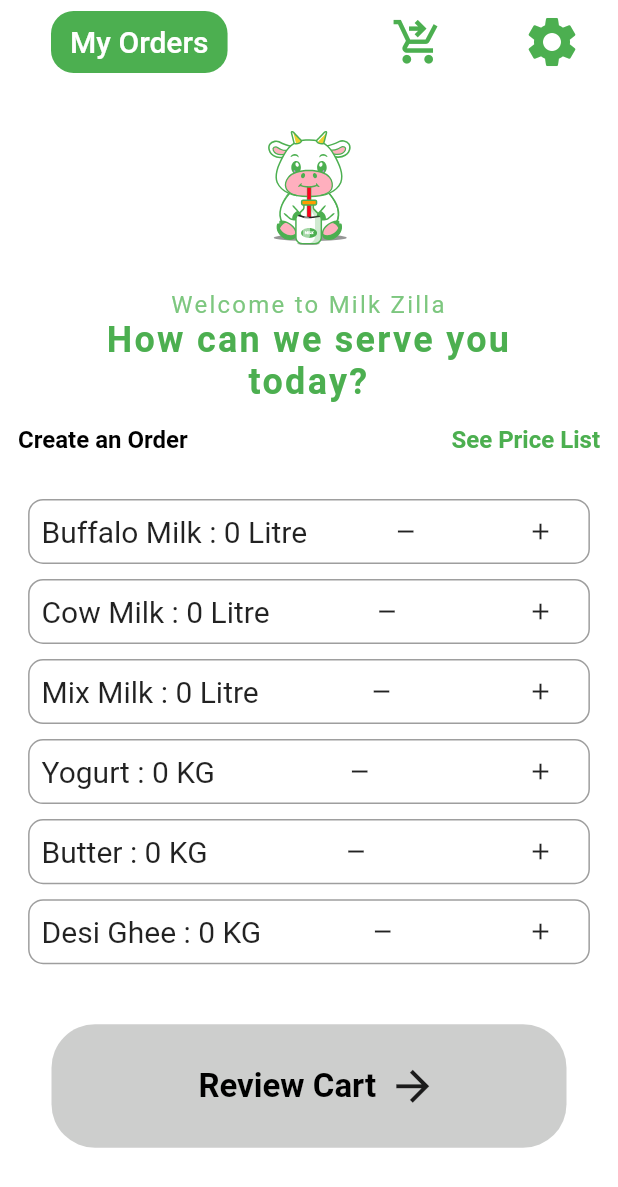
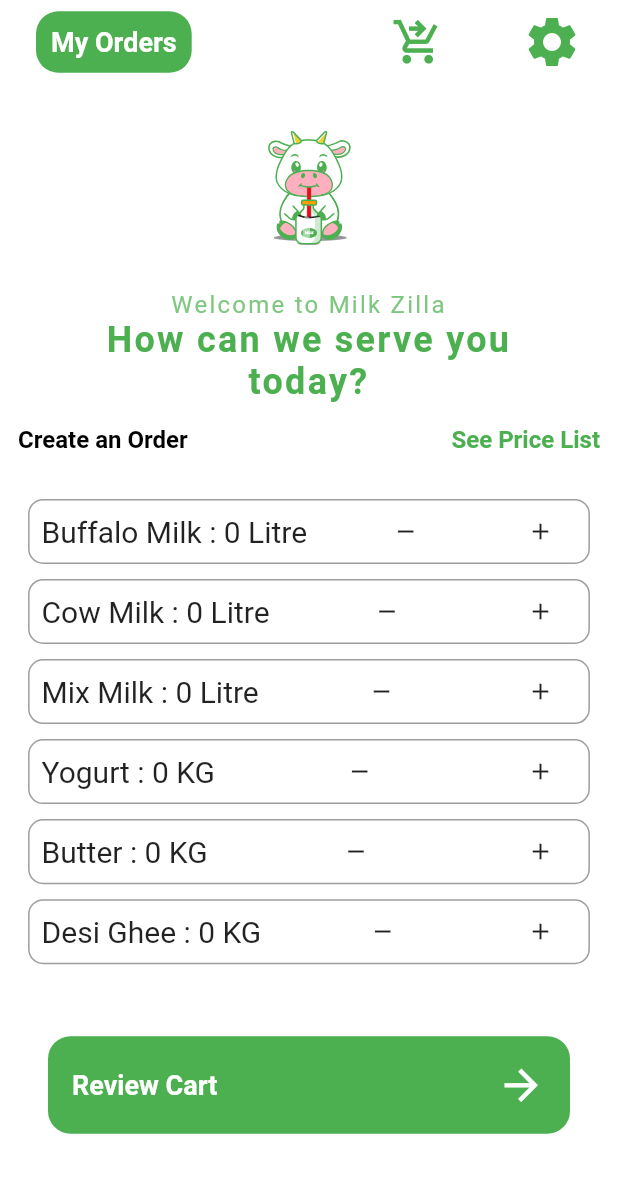
Before and after one commit to Logoutbye/Milk-Zilla, a Flutter app: the BuyerScreen screen opened directly, on a phone screen of 412 x 824 dp. Shown: the top 1187 px of the screen. Run offline on Flutter 3.47's test engine with Material 2 defaults, Android fonts, the phone set to English and light mode, and no system bars; our stand-ins replace another_flushbar, cloud_firestore, firebase_auth, firebase_core, fluttertoast, lottie; accounts and stored records are empty.

Commit message:
let cahnges come

```diff
--- a/lib/View/Buyer_UI/buyer_screen.dart
+++ b/lib/View/Buyer_UI/buyer_screen.dart
@@ -33,18 +33,24 @@
         title: Row(
           children: [
             Padding(
-              padding: const EdgeInsets.only(left: 18.0),
-              child: Container(
-                  width: MediaQuery.of(context).size.width / 3.5,
-                  height: MediaQuery.of(context).size.height / 20,
-                  decoration: BoxDecoration(
-                      color: MyColors.kPrimary,
-                      borderRadius: BorderRadius.circular(15)),
-                  child: Center(
-                      child: Text(
-                    'My Orders',
-                    style: TextStyle(color: MyColors.kWhite),
-                  ))),
+              padding: const EdgeInsets.only(left: 8),
+              child: ElevatedButton(
+                style: ElevatedButton.styleFrom(
+                  padding: const EdgeInsets.all(10.0),
+                  elevation: 0,
+                  shape: RoundedRectangleBorder(
+                      borderRadius: BorderRadius.circular(15.0)),
+                  backgroundColor: MyColors.kPrimary,
+                ),
+                child: Text(
+                  'My Orders',
+                  style: TextStyle(
+                    fontWeight: FontWeight.bold,
+                    fontSize: 18.0,
+                  ),
+                ),
+                onPressed: () {},
+              ),
             ),
           ],
         ),
@@ -196,55 +202,67 @@
                     CreateAnOrder(
                       itemname: 'Buffalo Milk',
                       onPressedDecrement: () =>
-                          Provider.of<ShoppingItemProvider>(context, listen: false)
+                          Provider.of<ShoppingItemProvider>(context,
+                                  listen: false)
                               .decrementCount('Buffalo Milk'),
                       onPressedIncrement: () =>
-                          Provider.of<ShoppingItemProvider>(context, listen: false)
+                          Provider.of<ShoppingItemProvider>(context,
+                                  listen: false)
                               .incrementCount('Buffalo Milk'),
                     ),
                     CreateAnOrder(
                       itemname: 'Cow Milk',
                       onPressedDecrement: () =>
-                          Provider.of<ShoppingItemProvider>(context, listen: false)
+                          Provider.of<ShoppingItemProvider>(context,
+                                  listen: false)
                               .decrementCount('Cow Milk'),
                       onPressedIncrement: () =>
-                          Provider.of<ShoppingItemProvider>(context, listen: false)
+                          Provider.of<ShoppingItemProvider>(context,
+                                  listen: false)
                               .incrementCount('Cow Milk'),
                     ),
                     CreateAnOrder(
                       itemname: 'Mix Milk',
                       onPressedDecrement: () =>
-                          Provider.of<ShoppingItemProvider>(context, listen: false)
+                          Provider.of<ShoppingItemProvider>(context,
+                                  listen: false)
                               .decrementCount('Mix Milk'),
                       onPressedIncrement: () =>
-                          Provider.of<ShoppingItemProvider>(context, listen: false)
+                          Provider.of<ShoppingItemProvider>(context,
+                                  listen: false)
                               .incrementCount('Mix Milk'),
                     ),
                     CreateAnOrder(
                       itemname: 'Yogurt',
                       onPressedDecrement: () =>
-                          Provider.of<ShoppingItemProvider>(context, listen: false)
+                          Provider.of<ShoppingItemProvider>(context,
+                                  listen: false)
                               .decrementCount('Yogurt'),
                       onPressedIncrement: () =>
-                          Provider.of<ShoppingItemProvider>(context, listen: false)
+                          Provider.of<ShoppingItemProvider>(context,
+                                  listen: false)
                               .incrementCount('Yogurt'),
                     ),
                     CreateAnOrder(
                       itemname: 'Butter',
                       onPressedDecrement: () =>
-                          Provider.of<ShoppingItemProvider>(context, listen: false)
+                          Provider.of<ShoppingItemProvider>(context,
+                                  listen: false)
                               .decrementCount('Butter'),
                       onPressedIncrement: () =>
-                          Provider.of<ShoppingItemProvider>(context, listen: false)
+                          Provider.of<ShoppingItemProvider>(context,
+                                  listen: false)
                               .incrementCount('Butter'),
                     ),
                     CreateAnOrder(
                       itemname: 'Desi Ghee',
                       onPressedDecrement: () =>
-                          Provider.of<ShoppingItemProvider>(context, listen: false)
+                          Provider.of<ShoppingItemProvider>(context,
+                                  listen: false)
                               .decrementCount('Desi Ghee'),
                       onPressedIncrement: () =>
-                          Provider.of<ShoppingItemProvider>(context, listen: false)
+                          Provider.of<ShoppingItemProvider>(context,
+                                  listen: false)
                               .incrementCount('Desi Ghee'),
                     ),
                   ],
@@ -254,38 +272,39 @@
             SizedBox(
               height: 30,
             ),
-            InkWell(
-              onTap: () {
-                Navigator.of(context).push(
-                    MaterialPageRoute(builder: (context) => CheckOutScreen()));
-              },
-              child: Container(
-                width: MediaQuery.of(context).size.width / 1.2,
-                height: MediaQuery.of(context).size.height / 10,
-                decoration: BoxDecoration(
-                    boxShadow: [
-                      BoxShadow(
-                        color: MyColors.kWhite,
-                        blurRadius: 9,
-                        offset: Offset(2, 2), // Shadow position
+            Padding(
+              padding:
+                  const EdgeInsets.symmetric(horizontal: 32.0, vertical: 8.0),
+              child: ElevatedButton(
+                style: ElevatedButton.styleFrom(
+                  padding: const EdgeInsets.all(16.0),
+                  elevation: 0,
+                  shape: RoundedRectangleBorder(
+                      borderRadius: BorderRadius.circular(15.0)),
+                  backgroundColor: MyColors.kPrimary,
+                ),
+                child: Row(
+                  crossAxisAlignment: CrossAxisAlignment.center,
+                  mainAxisAlignment: MainAxisAlignment.center,
+                  children: [
+                    Text(
+                      'Review Cart',
+                      style: TextStyle(
+                        fontWeight: FontWeight.bold,
+                        fontSize: 18.0,
                       ),
-                    ],
-                    color: MyColors.kshadow,
-                    borderRadius: BorderRadius.circular(29)),
-                child: Row(
-                  mainAxisAlignment: MainAxisAlignment.center,
-                  crossAxisAlignment: CrossAxisAlignment.center,
-                  children: [
-                    Padding(
-                      padding: const EdgeInsets.fromLTRB(12.0,0,8,0),
-                      child: Text('Review Cart',style: TextStyle(color: Color.fromARGB(255, 0, 0, 0),fontSize: 22,fontWeight: FontWeight.bold,)),
                     ),
+                    Spacer(),
                     Icon(
                       Icons.arrow_forward,
                       size: 33,
                     )
                   ],
                 ),
+                onPressed: () {
+                  Navigator.of(context).push(MaterialPageRoute(
+                      builder: (context) => CheckOutScreen()));
+                },
               ),
             ),
           ],
```
Also changed, not shown: lib/View/Buyer_UI/check_out_screen.dart (+61 -25 lines).
